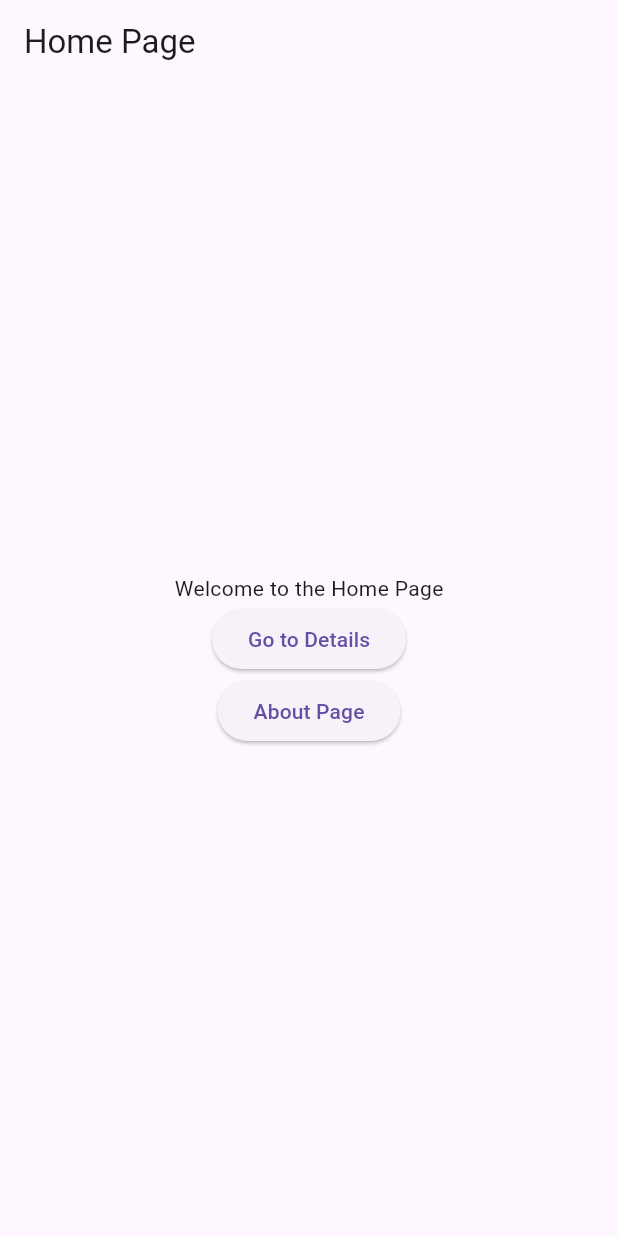
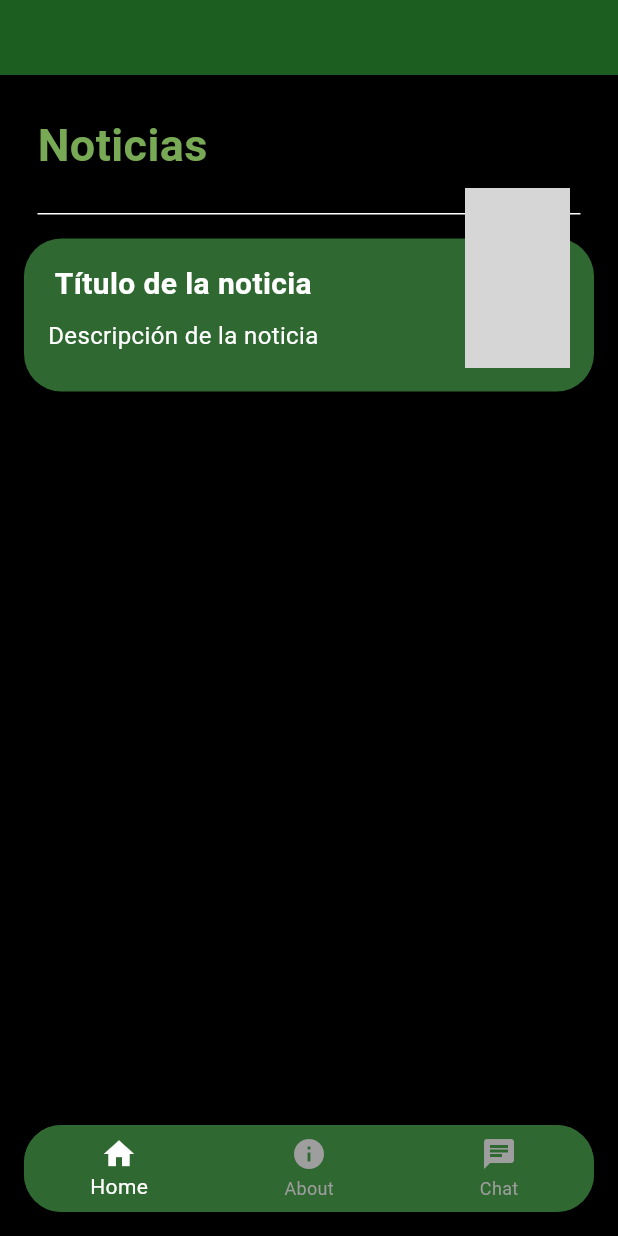
Before and after one commit to A00838521/ForaneoApp, a Flutter app: the screen it shows after launch, on a phone screen of 412 x 824 dp. Run offline on Flutter 3.47's test engine with Material 3 defaults, Android fonts, the phone set to English and light mode, and no system bars; network calls fail; grey boxes are pictures that could not be loaded.

Commit message:
Plantilla en progreso

```diff
--- a/foraneoapp/lib/main.dart
+++ b/foraneoapp/lib/main.dart
@@ -1,5 +1,7 @@
 import 'package:flutter/material.dart';
+import 'package:foraneoapp/widgets/wid_footer.dart';
 import 'package:foraneoapp/pages/home_page.dart';
+
 
 void main() {
   runApp(MyApp());
@@ -9,15 +11,11 @@
   @override
   Widget build(BuildContext context) {
     return MaterialApp(
-      title: 'Flutter Demo',
-      theme: ThemeData(
-        primarySwatch: Colors.blue,
+      home: Scaffold(
+        backgroundColor: Colors.black,
+        body:HomePage(),
+        bottomNavigationBar: Footer(), // Insert your Footer widget here
       ),
-      home: HomePage(),
-      routes: {
-        '/details': (context) => DetailsPage(),
-        '/about': (context) => AboutPage(),
-      },
     );
   }
 }
--- a/foraneoapp/lib/pages/home_page.dart
+++ b/foraneoapp/lib/pages/home_page.dart
@@ -1,30 +1,34 @@
 import 'package:flutter/material.dart';
+import 'package:foraneoapp/widgets/noticia.dart';
 
 class HomePage extends StatelessWidget {
   @override
   Widget build(BuildContext context) {
     return Scaffold(
-      appBar: AppBar(
-        title: Text('Home Page'),
+      backgroundColor: Colors.black,
+      appBar: PreferredSize(
+        preferredSize: Size.fromHeight(50.0),
+        child: AppBar(
+          backgroundColor: Colors.green[900],
+        ),
       ),
-      body: Center(
+      body: SafeArea(
         child: Column(
-          mainAxisAlignment: MainAxisAlignment.center,
-          children: <Widget>[
-            Text('Welcome to the Home Page'),
-            ElevatedButton(
-              onPressed: () {
-                Navigator.pushNamed(context, '/details');
-              },
-              child: Text('Go to Details'),
-            ),
-            ElevatedButton(
-              onPressed: () {
-                Navigator.pushNamed(context, '/about');
-              },
-              child: Text('About Page'),
-            ),
-          ],
+          crossAxisAlignment: CrossAxisAlignment.start,
+            children: <Widget>[
+              Container(
+                padding: const EdgeInsets.all(25.0),
+                child: Text('Noticias', style: TextStyle(color: Color.fromRGBO(120, 170, 85, 1), fontSize: 30, fontWeight: FontWeight.bold),),
+              ),
+              const Divider(
+                color: Colors.white,
+                height: 0,
+                thickness: 1,
+                indent: 25,
+                endIndent: 25,
+              ),
+              Noticia(),
+            ],
         ),
       ),
     );
--- /dev/null
+++ b/foraneoapp/lib/widgets/noticia.dart
@@ -0,0 +1,69 @@
+import 'package:flutter/material.dart';
+
+class Noticia extends StatelessWidget {
+  @override
+  Widget build(BuildContext context) {
+    return Container(
+      margin: EdgeInsets.all(16), // Ajusta el margen según tus necesidades
+      decoration: BoxDecoration(
+        color: Color.fromARGB(255, 47, 105, 49), // Cambia el color de fondo
+        borderRadius: BorderRadius.circular(25), // Redondea los bordes del contenedor
+      ),
+      child: ClipRRect(
+        borderRadius: BorderRadius.circular(25), // Redondea los bordes del contenedor
+        child: Column(
+          children: [
+            Padding(
+              padding: const EdgeInsets.all(16),
+              child: Row(
+                crossAxisAlignment: CrossAxisAlignment.start,
+                children: <Widget> [
+                  Column(
+                    mainAxisAlignment: MainAxisAlignment.spaceBetween,
+                    children: <Widget>[
+                      Text(
+                        'Título de la noticia',
+                        style: TextStyle(
+                          color: Colors.white,
+                          fontSize: 20,
+                          fontWeight: FontWeight.bold,
+                        ),
+                      ),
+                      SizedBox(height: 8),
+                      Text(
+                        'Descripción de la noticia',
+                        style: TextStyle(
+                          color: Colors.white,
+                          fontSize: 16,
+                        ),
+                      ),
+                    ],
+                  ),
+                    Expanded(
+                    child: Row(
+                      mainAxisAlignment: MainAxisAlignment.end,
+                      children: <Widget>[
+                      Column(
+                        children: <Widget>[
+                        ClipOval(
+                          child: Image.network(
+                          'https://via.placeholder.com/50',
+                          width: 70,
+                          height: 70,
+                          fit: BoxFit.fitWidth,
+                          ),
+                        ),
+                        ],
+                      ),
+                      ],
+                    ),
+                    )
+                ],
+              ),
+            ),
+          ],
+        ),
+      ),
+    );
+  }
+}
--- /dev/null
+++ b/foraneoapp/lib/widgets/wid_footer.dart
@@ -0,0 +1,68 @@
+import 'package:flutter/material.dart';
+import 'package:foraneoapp/pages/home_page.dart';
+import 'package:foraneoapp/pages/about_page.dart';
+import 'package:foraneoapp/pages/details_page.dart';
+
+class Footer extends StatefulWidget {
+  @override
+  _FooterState createState() => _FooterState();
+}
+
+class _FooterState extends State<Footer> {
+  int _currentIndex = 0;
+
+  final List<Widget> _pages = [
+    HomePage(),
+    AboutPage(),
+    DetailsPage(),
+  ];
+
+  @override
+  Widget build(BuildContext context) {
+    return MaterialApp(
+      home: Scaffold(
+        backgroundColor: Colors.black,
+        body: _pages[_currentIndex],
+
+        bottomNavigationBar: Container(
+          margin: EdgeInsets.all(16), // Ajusta el margen según tus necesidades
+          decoration: BoxDecoration(
+            color: Color.fromARGB(255, 47, 105, 49), // Cambia el color de fondo
+            borderRadius: BorderRadius.circular(25), // Redondea los bordes del contenedor
+          ),
+          child: ClipRRect(
+            borderRadius: BorderRadius.circular(25), // Redondea los bordes del contenedor
+            child: BottomNavigationBar(
+              currentIndex: _currentIndex,
+              onTap: (index) {
+                setState(() {
+                  _currentIndex = index;
+                });
+              },
+              items: [
+                BottomNavigationBarItem(
+                  icon: Icon(Icons.home),
+                  label: 'Home',
+                ),
+                BottomNavigationBarItem(
+                  icon: Icon(Icons.info),
+                  label: 'About',
+                ),
+                BottomNavigationBarItem(
+                  icon: Icon(Icons.chat),
+                  label: 'Chat',
+                ),
+              ],
+              backgroundColor: Color.fromARGB(255, 47, 105, 49), // Cambia el color de fondo
+              selectedItemColor: Colors.white, // Cambia el color del ítem seleccionado
+              unselectedItemColor: Colors.grey, // Cambia el color del ítem no seleccionado
+              showSelectedLabels: true, // Muestra etiquetas para los ítems seleccionados
+              showUnselectedLabels: true, // Muestra etiquetas para los ítems no seleccionados
+            ),
+          ),
+        ),
+
+      ),
+    );
+  }
+}
```
Also changed, not shown: 1 other file.
